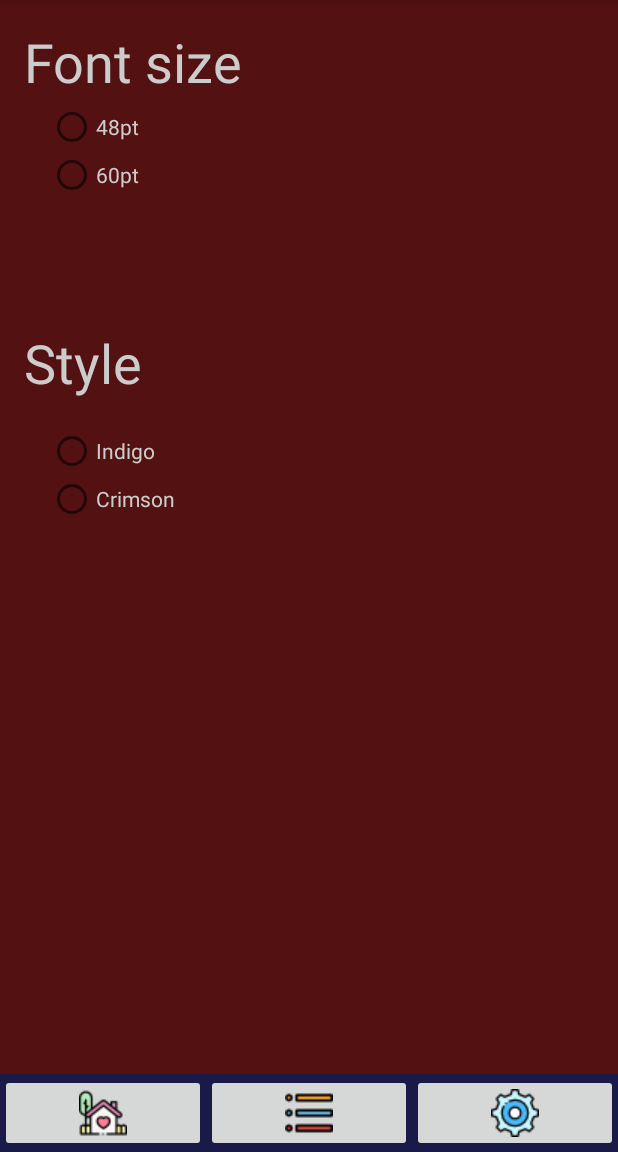
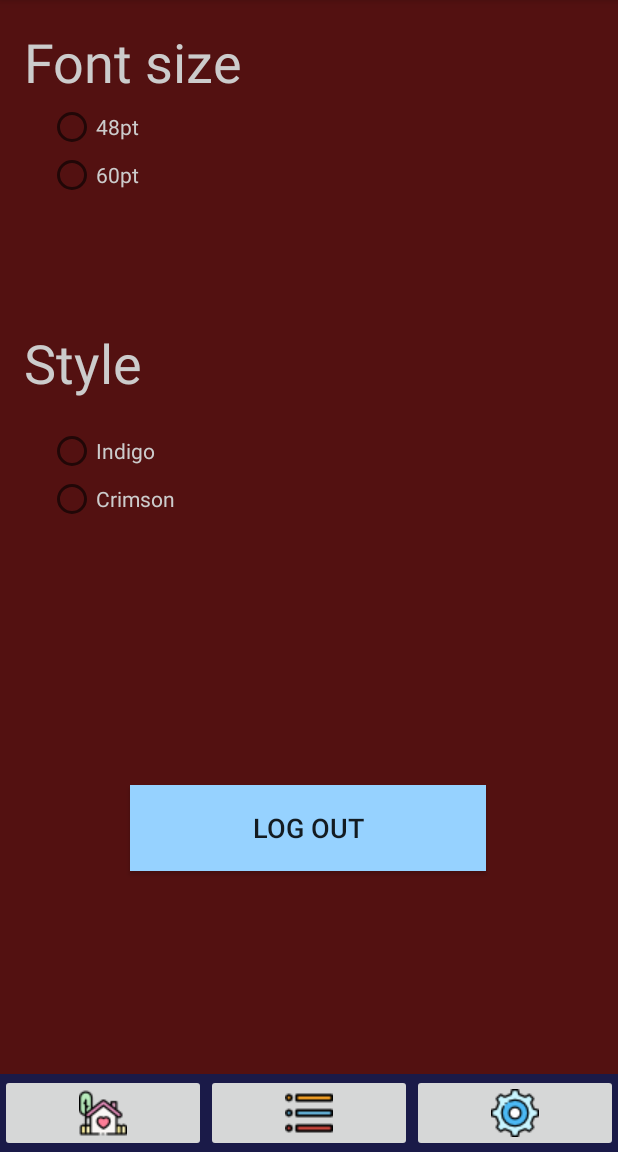
Before and after one commit to djunga/Storytime, an Android app: the SettingsActivity screen opened directly, with no data from a screen before it, on a phone screen of 412 x 824 dp, the part 84-1236 px from its top. Run offline under Robolectric (Android 15) with nearby library versions, the light colour scheme and no system bars; our stand-ins replace Firebase (no records; nobody signed in at launch, a user with empty details on screens opened directly).

Commit message:
Implemented log out button

```diff
--- a/Storytime/app/src/main/java/com/example/storytime/SettingsActivity.java
+++ b/Storytime/app/src/main/java/com/example/storytime/SettingsActivity.java
@@ -5,6 +5,7 @@ import android.graphics.Color;
 import android.os.Bundle;
 import android.util.Log;
 import android.view.View;
+import android.widget.Button;
 import android.widget.ImageButton;
 import android.widget.RadioButton;
 import android.widget.RadioGroup;
@@ -28,6 +29,7 @@ public class SettingsActivity extends AppCompatActivity {
     private RadioButton button60;
     private RadioButton buttonIndigo;
     private RadioButton buttonCrimson;
+    private Button buttonLogout;
 
     @Override
     protected void onCreate(Bundle savedInstanceState) {
@@ -40,12 +42,29 @@ public class SettingsActivity extends AppCompatActivity {
         init24ptButton();
         initIndigoButton();
         initCrimsonButton();
+        initLogOutButton();
 
         mAuth = FirebaseAuth.getInstance();
         db = FirebaseFirestore.getInstance();
 
         setFontButton();
         setStyleButton();
+    }
+
+    private void initLogOutButton() {
+        buttonLogout = findViewById(R.id.buttonLogout);
+        buttonLogout.setOnClickListener(new View.OnClickListener() {
+            public void onClick(View v) {
+                logOut();
+            }
+        });
+    }
+
+    public void logOut() {
+        mAuth.signOut();
+        Intent intent = new Intent(SettingsActivity.this, RegisterLoginScreen.class);
+        intent.setFlags(Intent.FLAG_ACTIVITY_CLEAR_TOP);
+        startActivity(intent);
     }
 
     public void setFontButton() {
--- a/Storytime/app/src/main/res/layout/activity_settings.xml
+++ b/Storytime/app/src/main/res/layout/activity_settings.xml
@@ -123,4 +123,18 @@
 
     </RadioGroup>
 
+    <Button
+        android:id="@+id/buttonLogout"
+        android:layout_width="237dp"
+        android:layout_height="57dp"
+        android:background="#96D2FF"
+        android:text="Log out"
+        android:textSize="18sp"
+        app:layout_constraintBottom_toBottomOf="parent"
+        app:layout_constraintEnd_toEndOf="parent"
+        app:layout_constraintHorizontal_bias="0.498"
+        app:layout_constraintStart_toStartOf="parent"
+        app:layout_constraintTop_toTopOf="parent"
+        app:layout_constraintVertical_bias="0.736" />
+
 </androidx.constraintlayout.widget.ConstraintLayout>
```
